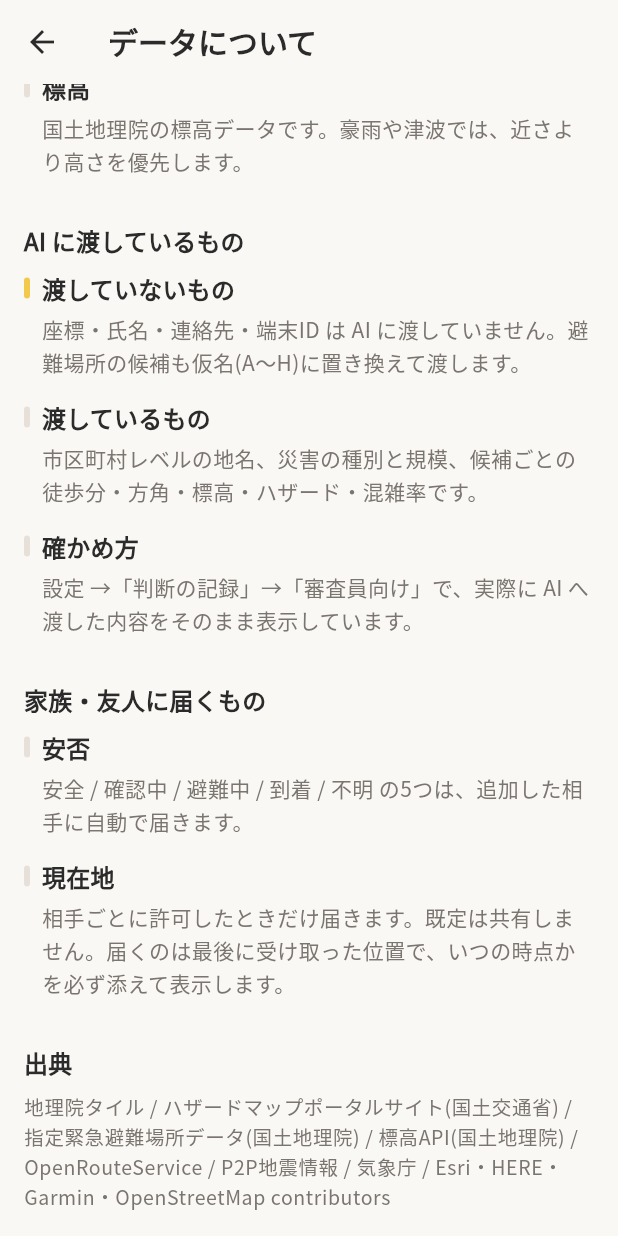
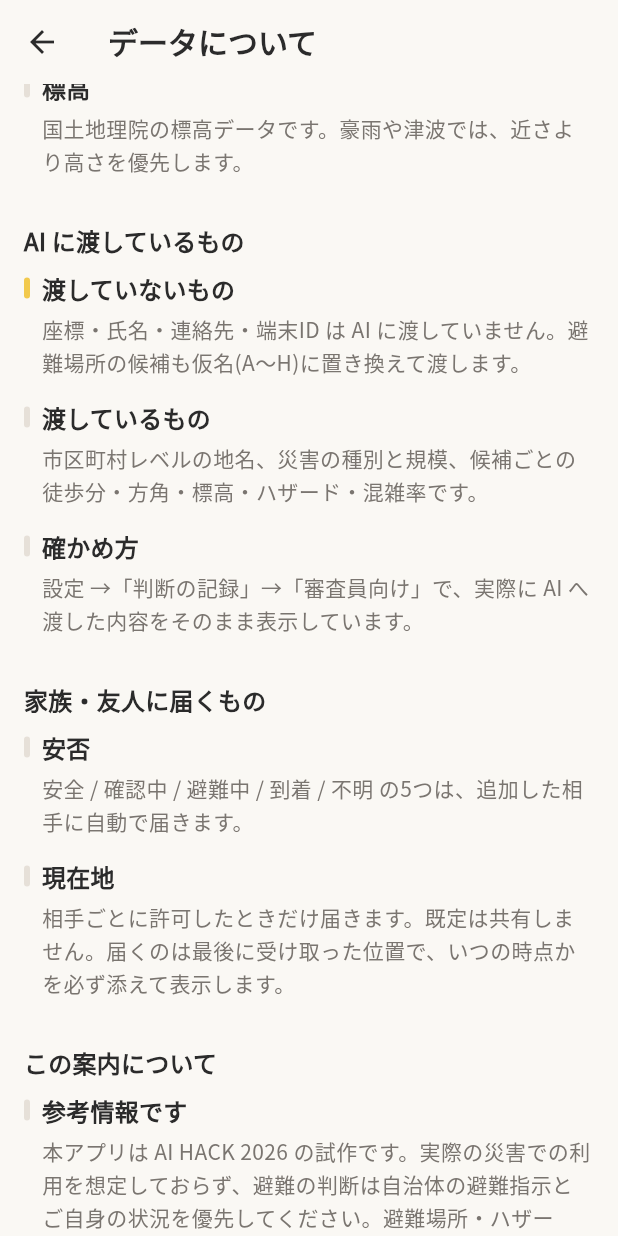
Before and after one commit to akiba-eda/hinamichi, a Flutter app: the AboutPage screen opened directly, scrolled down 576 dp, on a phone screen of 412 x 824 dp. Run offline on Flutter 3.47's test engine with Material 3 defaults, Android fonts, the phone set to English and light mode, and no system bars; our stand-ins replace battery_plus, cloud_firestore, firebase_auth, firebase_core, firebase_messaging, flutter_animate and 8 more; accounts and stored records are empty; generated files the repository leaves out were written again; network calls fail.

Commit message:
docs+app: 試作であることと免責を、提案が出る場所と提出物の冒頭に置く
「逃げる先を、あなたの代わりに決める」は強い約束で、実際の避難で使われて
事故が起きたときの責任が問われうる。免責の文言がどこにも無かった。

- ホームの避難先提案カードの直下に「参考情報です。自治体の避難指示と
  ご自身の状況を優先してください」。設定の奥に書いても避難の最中に読まれない
- 設定 →「データについて」に「この案内について」の節
- 記事の冒頭と README の応募作品の行に、AI HACK 2026 の試作であり
  実際の災害での利用を想定していない旨

免責でゼロにはならないが、無いのとは大きさが違う。実運用に出す段階で
法務の確認が要る。

記事のタイトルを「ふだんは雨雲レーダー、災害の日は避難経路を自動で決める。
日常に溶け込む防災AI「ヒナミチ」【AI HACK 2026】」に変えた。参考記事の
型(価値のキャッチ＋製品名＋ハッカソン名)に合わせ、平時を本体にした着眼を前に出す。

Co-Authored-By: Claude Fable 5.1 <noreply@anthropic.com>

```diff
--- a/app/lib/features/settings/about_page.dart
+++ b/app/lib/features/settings/about_page.dart
@@ -85,6 +85,14 @@ class AboutPage extends StatelessWidget {
               '届くのは最後に受け取った位置で、いつの時点かを必ず添えて表示します。',
         ),
 
+        const SectionHeader('この案内について'),
+        const _Item(
+          title: '参考情報です',
+          body: '本アプリは AI HACK 2026 の試作です。実際の災害での利用を想定しておらず、'
+              '避難の判断は自治体の避難指示とご自身の状況を優先してください。'
+              '避難場所・ハザード・経路は公的データから引いていますが、現地の状況までは分かりません。',
+        ),
+
         const SectionHeader('出典'),
         Padding(
           padding: const EdgeInsets.fromLTRB(HinaSpace.m, 0, HinaSpace.m, HinaSpace.m),
```
Also changed, not shown: app/lib/features/home/home_page.dart (+7 -0 lines), 2 other files.
